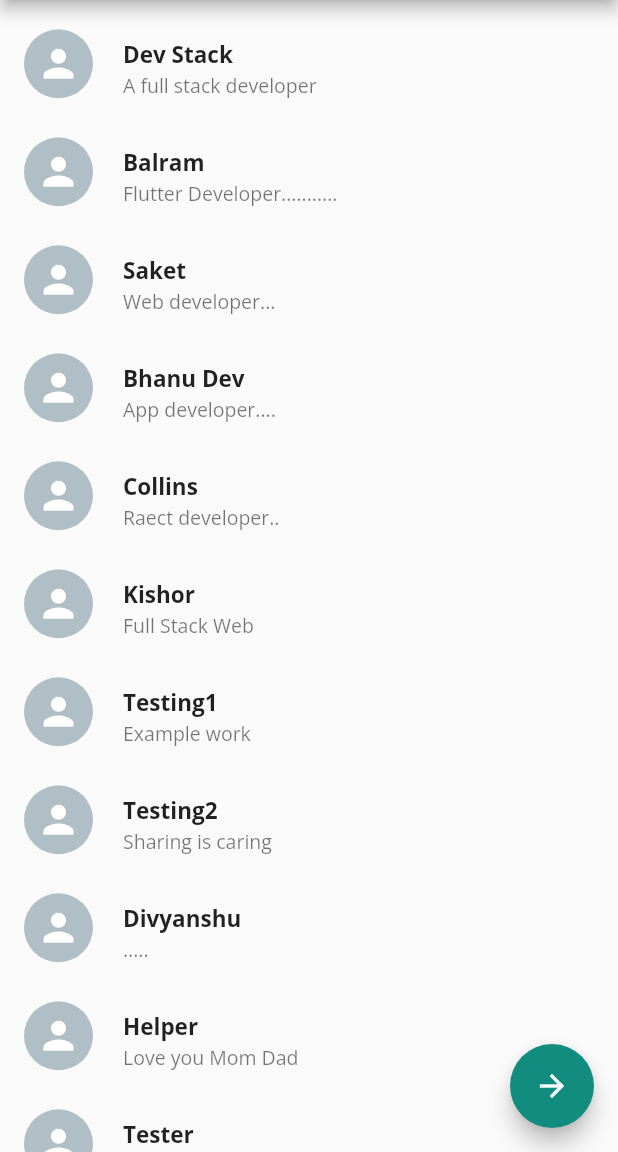
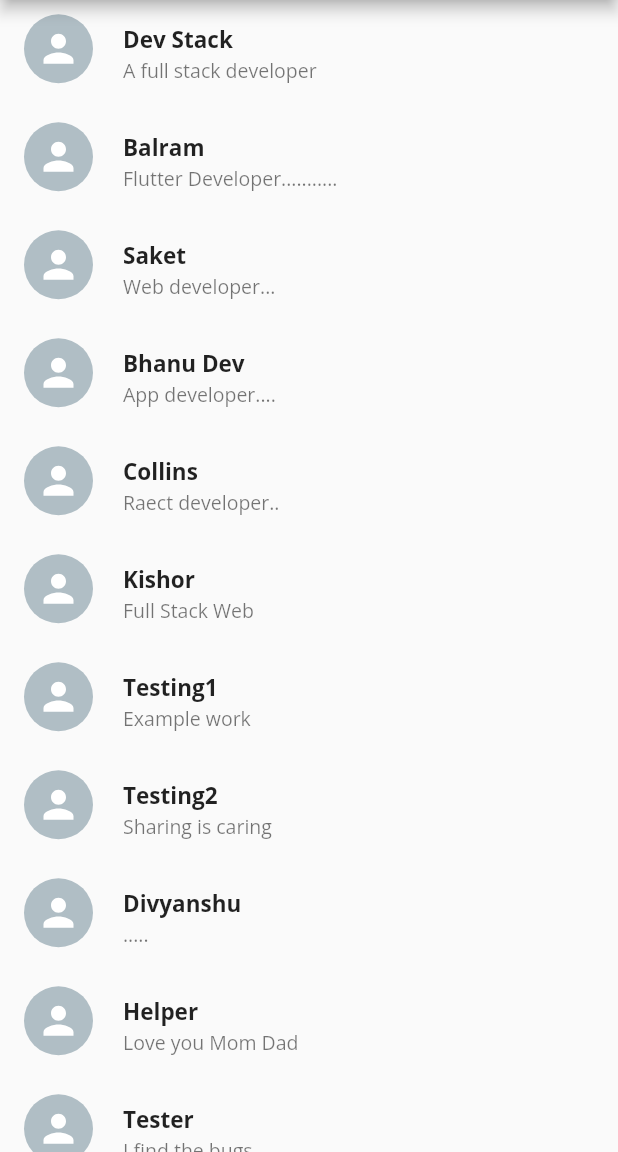
Before and after one commit to NimeshPiyumantha/Flutter_Chat_App, a Flutter app: the CreateGroup screen opened directly, on a phone screen of 412 x 824 dp, the part 84-1236 px from its top. Run offline on Flutter 3.47's test engine with Material 2 defaults, Android fonts, the phone set to English and light mode, and no system bars; our stand-ins replace emoji_picker_flutter, flutter_svg.

Commit message:
Refactored code

```diff
--- a/lib/screen/create_group.dart
+++ b/lib/screen/create_group.dart
@@ -1,7 +1,5 @@
 import 'package:flutter/material.dart';
-
-import '../customUI/avatar_card.dart';
-import '../customUI/contact_card.dart';
+import 'package:flutter_chat_app/customUI/contact_card.dart';
 import '../model/chat_model.dart';
 
 class CreateGroup extends StatefulWidget {
@@ -58,73 +56,14 @@ class _CreateGroupState extends State<CreateGroup> {
               onPressed: () {}),
         ],
       ),
-        floatingActionButton: FloatingActionButton(
-            backgroundColor: const Color(0xFF128C7E),
-            onPressed: () {},
-            child: const Icon(Icons.arrow_forward)),
-        body: Stack(
-          children: [
-            ListView.builder(
-                itemCount: contacts.length + 1,
-                itemBuilder: (context, index) {
-                  if (index == 0) {
-                    return Container(
-                      height: groupmember.isNotEmpty ? 90 : 10,
-                    );
-                  }
-                  return InkWell(
-                    onTap: () {
-                      setState(() {
-                        if (contacts[index - 1].select == true) {
-                          groupmember.remove(contacts[index - 1]);
-                          contacts[index - 1].select = false;
-                        } else {
-                          groupmember.add(contacts[index - 1]);
-                          contacts[index - 1].select = true;
-                        }
-                      });
-                    },
-                    child: ContactCard(
-                      contact: contacts[index - 1],
-                    ),
-                  );
-                }),
-            groupmember.isNotEmpty
-                ? Align(
-                    alignment: Alignment.topCenter,
-                    child: Column(
-                      children: [
-                        Container(
-                          height: 75,
-                          color: Colors.white,
-                          child: ListView.builder(
-                              scrollDirection: Axis.horizontal,
+      body: ListView.builder(
         itemCount: contacts.length,
         itemBuilder: (context, index) {
-                                if (contacts[index].select == true) {
-                                  return InkWell(
-                                    onTap: () {
-                                      setState(() {
-                                        groupmember.remove(contacts[index]);
-                                        contacts[index].select = false;
-                                      });
+          return ContactCard(
+            contact: contacts[index],
+          );
         },
-                                    child: AvatarCard(
-                                      chatModel: contacts[index],
       ),
     );
   }
-                                return Container();
-                              }),
-                        ),
-                        const Divider(
-                          thickness: 1,
-                        ),
-                      ],
-                    ),
-                  )
-                : Container(),
-          ],
-        ));
 }
-}
```
Lines whose indentation alone changed are shown as unchanged.
